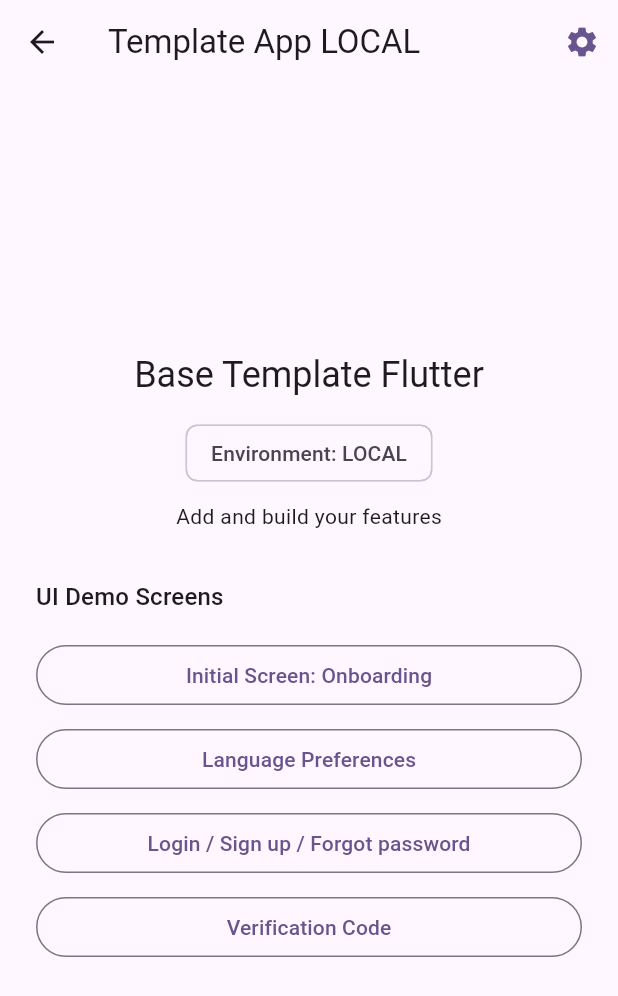
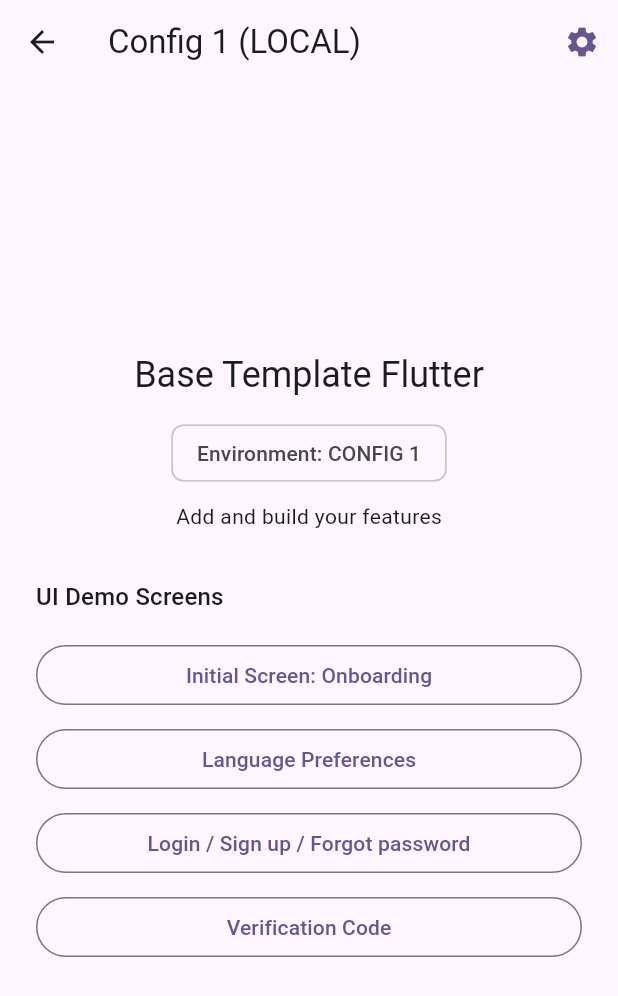
Before and after one commit to leonardo5456/flutter-template, a Flutter app: the screen it shows after launch, on a phone screen of 412 x 824 dp. Shown: the top 996 px of the screen. Run offline on Flutter 3.47's test engine with Material 3 defaults, Android fonts, the phone set to English and light mode, and no system bars; our stand-ins replace shared_preferences.

Commit message:
env and flavors restructured correctly, env for environments and flavors for configurations

```diff
--- a/lib/core/config/flavor.dart
+++ b/lib/core/config/flavor.dart
@@ -1,14 +1,14 @@
-enum Flavor { local, dev, test, prod }
+enum Flavor { config1, config2, config3 }
+
+// you can add more configurations if needed for different flavors
 
 String flavorName(Flavor flavor) {
   switch (flavor) {
-    case Flavor.local:
-      return 'LOCAL';
-    case Flavor.dev:
-      return 'DEV';
-    case Flavor.test:
-      return 'TEST';
-    case Flavor.prod:
-      return 'PROD';
+    case Flavor.config1:
+      return 'CONFIG 1';
+    case Flavor.config2:
+      return 'CONFIG 2';
+    case Flavor.config3:
+      return 'CONFIG 3';
   }
 }
--- a/lib/core/logging/app_logger.dart
+++ b/lib/core/logging/app_logger.dart
@@ -1,9 +1,10 @@
 import '../config/flavor.dart';
 import '../../bootstrap.dart';
+import '../config/env.dart';
 
 class AppLogger {
   static void log(String message) {
-    if (appConfig.flavor != Flavor.prod) {
+    if (appConfig.env != Env.prod) {
       // ignore: avoid_print
       print('[LOG] $message');
     }
```
Also changed, not shown: lib/core/config/app_config.dart (+57 -17 lines), lib/core/config/env.dart (added, +27 -0 lines), 2 other files.
